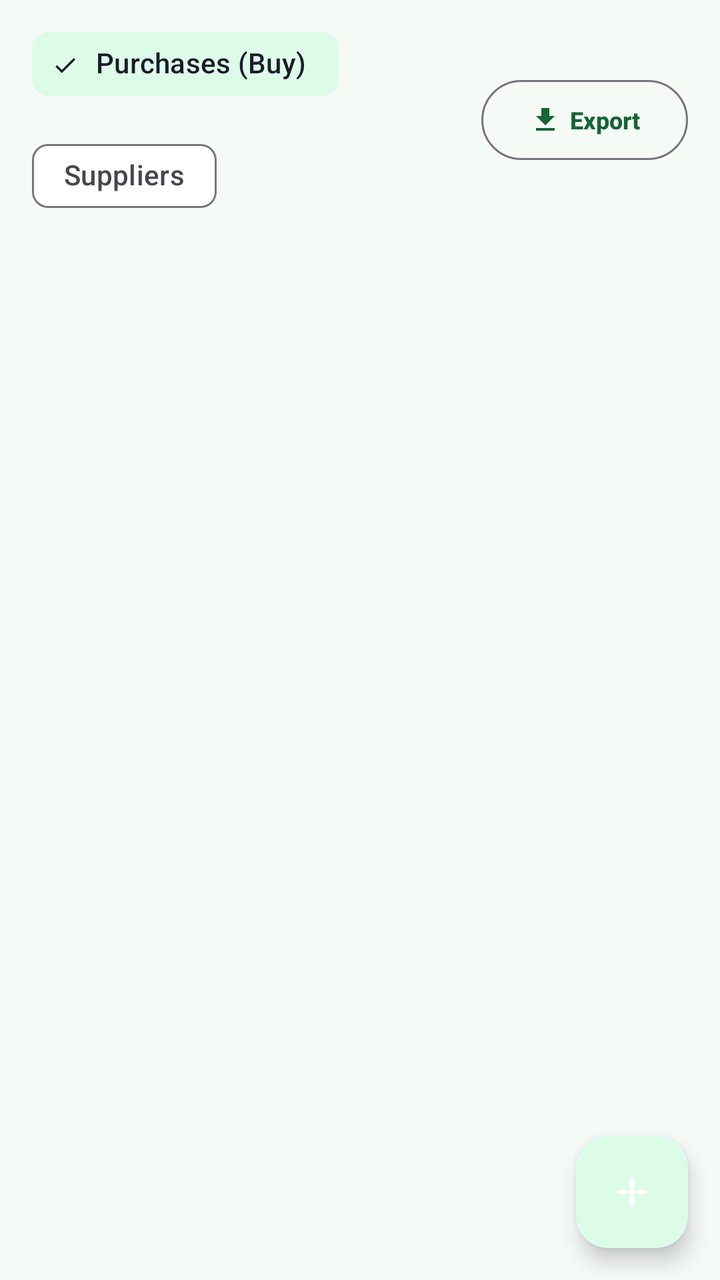
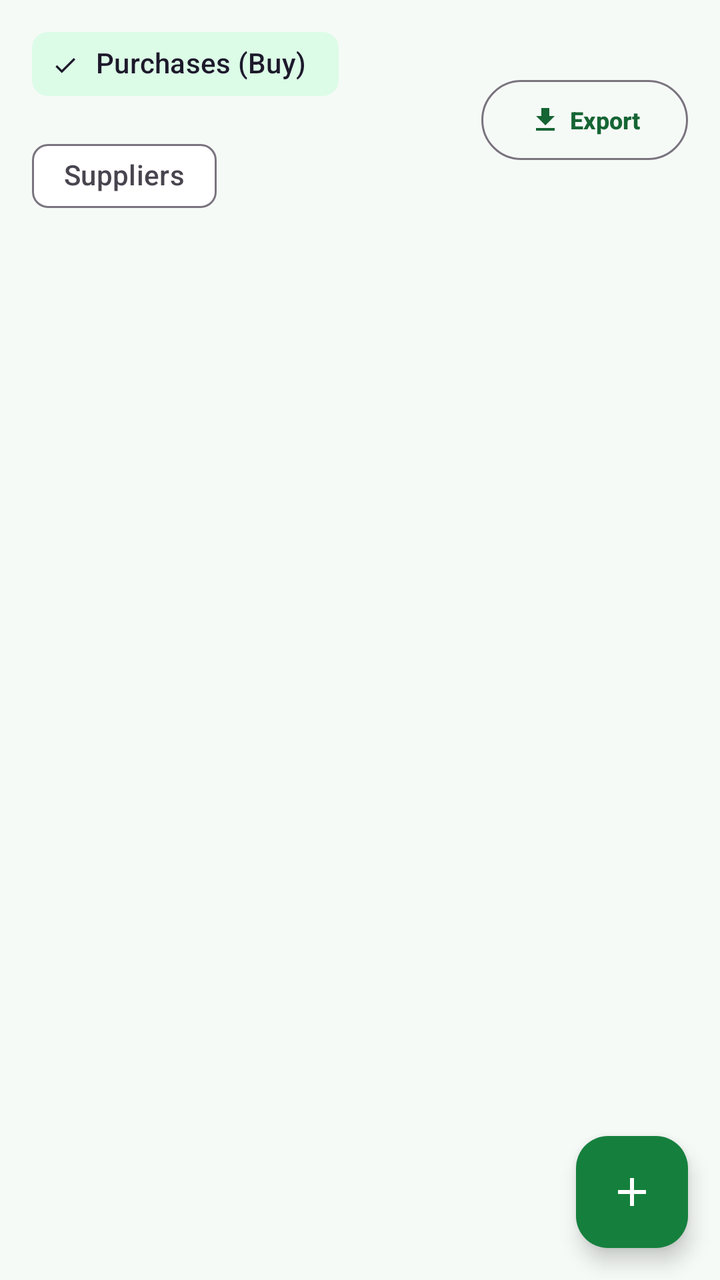

Screens rendered from an Android XML layout before and after an edit, with the pre-edit source and the edit as a unified diff.
<!-- AndroidManifest.xml: application theme Theme.MobileShopkeeper -->
<!-- res/layout/fragment_purchases.xml -->
<?xml version="1.0" encoding="utf-8"?>
<androidx.coordinatorlayout.widget.CoordinatorLayout xmlns:android="http://schemas.android.com/apk/res/android"
    xmlns:app="http://schemas.android.com/apk/res-auto"
    android:layout_width="match_parent" android:layout_height="match_parent">
    <LinearLayout android:layout_width="match_parent" android:layout_height="match_parent"
        android:orientation="vertical">
        <LinearLayout
            android:layout_width="match_parent"
            android:layout_height="wrap_content"
            android:orientation="horizontal"
            android:gravity="center_vertical"
            android:paddingHorizontal="16dp"
            android:paddingTop="8dp">

            <com.google.android.material.chip.ChipGroup android:id="@+id/chipGroupTab"
                android:layout_width="0dp"
                android:layout_height="wrap_content"
                android:layout_weight="1"
                app:singleSelection="true" app:selectionRequired="true">
                <com.google.android.material.chip.Chip android:id="@+id/chipPurchases"
                    style="@style/Widget.Material3.Chip.Filter" android:layout_width="wrap_content"
                    android:layout_height="wrap_content" android:text="Purchases (Buy)" android:checked="true"/>
                <com.google.android.material.chip.Chip android:id="@+id/chipSuppliers"
                    style="@style/Widget.Material3.Chip.Filter" android:layout_width="wrap_content"
                    android:layout_height="wrap_content" android:text="Suppliers"/>
            </com.google.android.material.chip.ChipGroup>

            <com.google.android.material.button.MaterialButton
                android:id="@+id/btnExportPurchases"
                style="@style/Widget.Material3.Button.OutlinedButton"
                android:layout_width="wrap_content"
                android:layout_height="wrap_content"
                android:text="Export"
                android:textSize="12sp"
                app:icon="@drawable/ic_export"
                app:iconSize="16dp"/>
        </LinearLayout>
        <androidx.recyclerview.widget.RecyclerView android:id="@+id/rvPurchases"
            android:layout_width="match_parent" android:layout_height="0dp"
            android:layout_weight="1" android:paddingHorizontal="16dp" android:clipToPadding="false"/>
        <androidx.recyclerview.widget.RecyclerView android:id="@+id/rvSuppliers"
            android:layout_width="match_parent" android:layout_height="0dp"
            android:layout_weight="1" android:paddingHorizontal="16dp"
            android:clipToPadding="false" android:visibility="gone"/>
    </LinearLayout>
    <com.google.android.material.floatingactionbutton.FloatingActionButton
        android:id="@+id/fabAdd" android:layout_width="wrap_content" android:layout_height="wrap_content"
        android:layout_gravity="bottom|end" android:layout_margin="16dp"
        app:srcCompat="@drawable/ic_add" app:tint="@color/white" android:contentDescription="Add"/>
</androidx.coordinatorlayout.widget.CoordinatorLayout>
<!-- resources referenced by this layout -->
<resources>
  <color name="white">#FFFFFF</color>
  <!-- drawable ic_add (drawable) -->
  <vector xmlns:android="http://schemas.android.com/apk/res/android" android:width="24dp" android:height="24dp" android:viewportWidth="24" android:viewportHeight="24"><path android:fillColor="#FFFFFF" android:pathData="M19,13h-6v6h-2v-6L5,13v-2h6L11,5h2v6h6v2z"/></vector>
  <!-- drawable ic_export (drawable) -->
  <vector xmlns:android="http://schemas.android.com/apk/res/android"
      android:width="24dp"
      android:height="24dp"
      android:viewportWidth="24"
      android:viewportHeight="24">
    <path
        android:fillColor="#FF000000"
        android:pathData="M19,9h-4V3H9v6H5l7,7 7,-7zM5,18v2h14v-2H5z"/>
  </vector>
  <style name="Theme.MobileShopkeeper" parent="Theme.Material3.Light.NoActionBar">
          <item name="colorPrimary">@color/green_800</item>
          <item name="colorOnPrimary">@color/white</item>
          <item name="colorPrimaryContainer">@color/green_100</item>
          <item name="colorOnPrimaryContainer">@color/green_900</item>
          <item name="colorSecondary">@color/green_600</item>
          <item name="colorOnSecondary">@color/white</item>
          <item name="colorSecondaryContainer">@color/green_100</item>
          <item name="colorSurface">@color/surface</item>
          <item name="colorOnSurface">@color/text_primary</item>
          <item name="android:colorBackground">@color/background_light</item>
          <item name="colorError">@color/error</item>
  
          <item name="android:statusBarColor">@color/green_900</item>
          <item name="android:navigationBarColor">@color/white</item>
          <item name="android:windowLightStatusBar">false</item>
  
          <item name="shapeAppearanceMediumComponent">@style/Shape.MobileShop.Medium</item>
          <item name="materialButtonStyle">@style/Widget.MobileShop.Button</item>
          <item name="textInputStyle">@style/Widget.MobileShop.TextInput</item>
      </style>
  <color name="green_800">#166534</color>
  <color name="green_100">#DCFCE7</color>
  <color name="green_900">#14532D</color>
  <color name="green_600">#16A34A</color>
  <color name="surface">#FFFFFF</color>
  <color name="text_primary">#1A2E22</color>
  <color name="background_light">#F6FAF7</color>
  <color name="error">#DC2626</color>
  <style name="Shape.MobileShop.Medium" parent="ShapeAppearance.Material3.MediumComponent">
          <item name="cornerSize">14dp</item>
      </style>
  <style name="Widget.MobileShop.Button" parent="Widget.Material3.Button">
          <item name="cornerRadius">14dp</item>
          <item name="android:textAllCaps">false</item>
          <item name="android:paddingTop">14dp</item>
          <item name="android:paddingBottom">14dp</item>
          <item name="android:textStyle">bold</item>
      </style>
  <style name="Widget.MobileShop.TextInput" parent="Widget.Material3.TextInputLayout.OutlinedBox">
          <item name="boxCornerRadiusTopStart">14dp</item>
          <item name="boxCornerRadiusTopEnd">14dp</item>
          <item name="boxCornerRadiusBottomStart">14dp</item>
          <item name="boxCornerRadiusBottomEnd">14dp</item>
          <item name="boxStrokeColor">@color/selector_input_stroke</item>
      </style>
</resources>

<!-- the commit's change to res/layout/fragment_purchases.xml (unified diff, before → after) -->
@@ -44,6 +44,7 @@
             android:clipToPadding="false" android:visibility="gone"/>
     </LinearLayout>
     <com.google.android.material.floatingactionbutton.FloatingActionButton
+        app:backgroundTint="@color/green_700"
         android:id="@+id/fabAdd" android:layout_width="wrap_content" android:layout_height="wrap_content"
         android:layout_gravity="bottom|end" android:layout_margin="16dp"
         app:srcCompat="@drawable/ic_add" app:tint="@color/white" android:contentDescription="Add"/>
<!-- resource entries referenced after the edit -->
@@ -1,5 +1,6 @@
 <!-- resources referenced by this layout -->
 <resources>
+  <color name="green_700">#15803D</color>
   <color name="white">#FFFFFF</color>
   <!-- drawable ic_add (drawable) -->
   <vector xmlns:android="http://schemas.android.com/apk/res/android" android:width="24dp" android:height="24dp" android:viewportWidth="24" android:viewportHeight="24"><path android:fillColor="#FFFFFF" android:pathData="M19,13h-6v6h-2v-6L5,13v-2h6L11,5h2v6h6v2z"/></vector>
@@ -33,6 +34,7 @@
           <item name="shapeAppearanceMediumComponent">@style/Shape.MobileShop.Medium</item>
           <item name="materialButtonStyle">@style/Widget.MobileShop.Button</item>
           <item name="textInputStyle">@style/Widget.MobileShop.TextInput</item>
+          <item name="android:windowAnimationStyle">@style/WindowAnimations</item>
       </style>
   <color name="green_800">#166534</color>
   <color name="green_100">#DCFCE7</color>
@@ -59,5 +61,11 @@
           <item name="boxCornerRadiusBottomEnd">14dp</item>
           <item name="boxStrokeColor">@color/selector_input_stroke</item>
       </style>
+  <style name="WindowAnimations">
+          <item name="android:activityOpenEnterAnimation">@android:anim/fade_in</item>
+          <item name="android:activityOpenExitAnimation">@android:anim/fade_out</item>
+          <item name="android:activityCloseEnterAnimation">@android:anim/fade_in</item>
+          <item name="android:activityCloseExitAnimation">@android:anim/fade_out</item>
+      </style>
 </resources>
 
